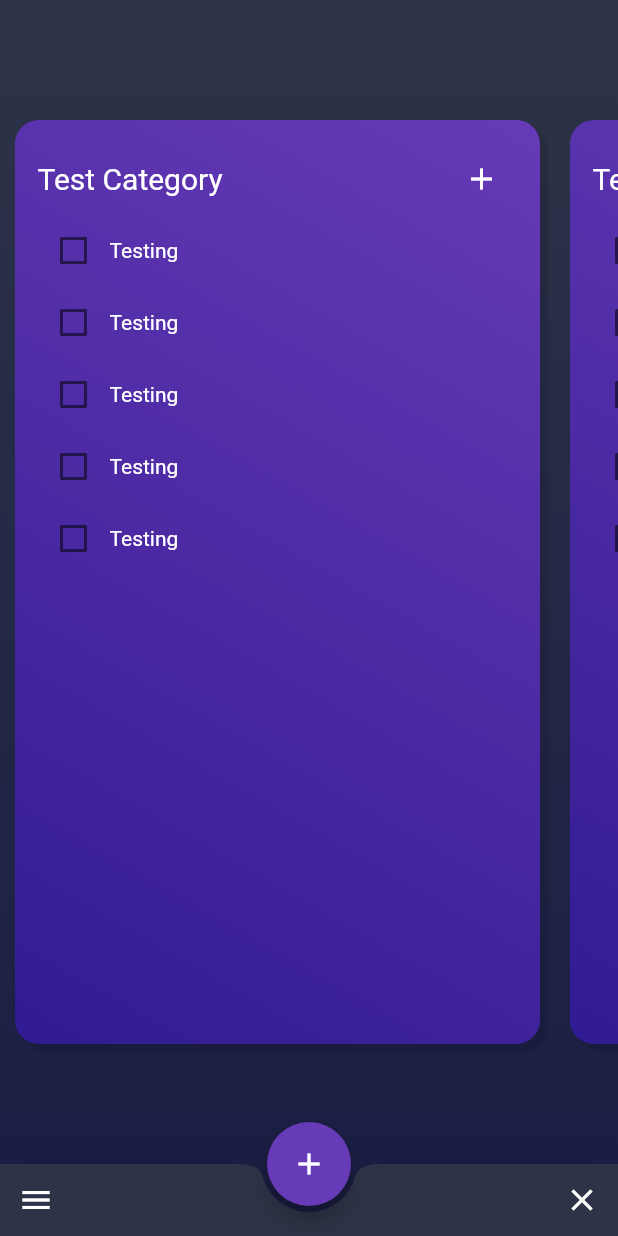
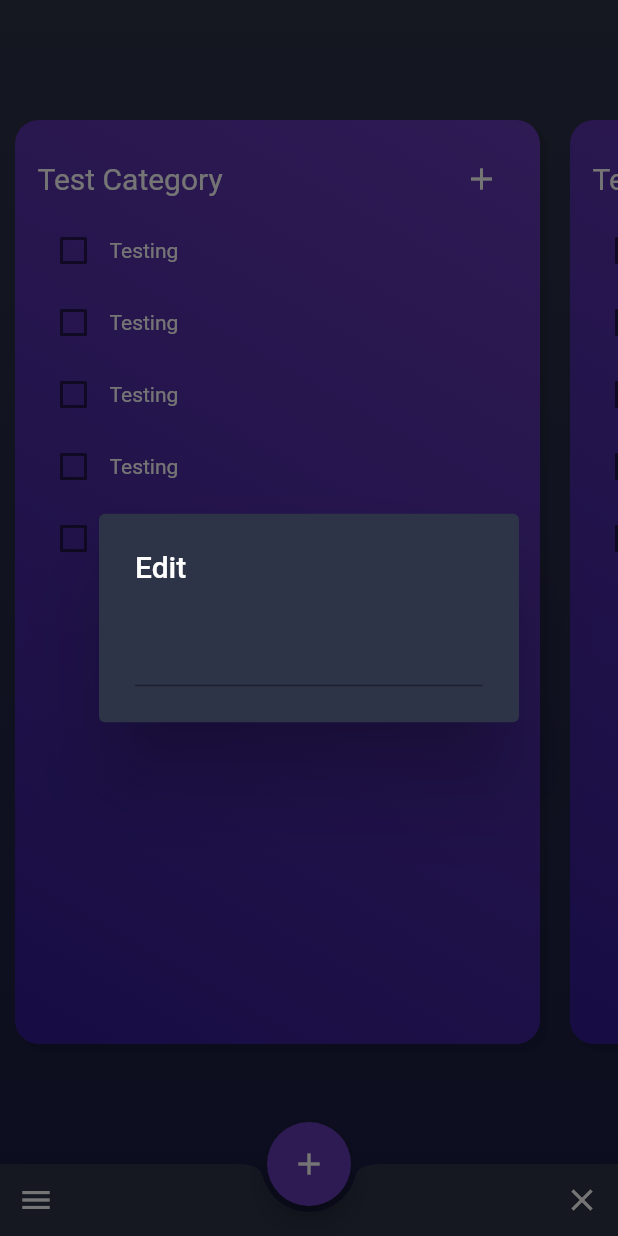
Before and after one commit to erikstacy/Habits, a Flutter app: the screen it shows after launch, after a tap on the "add" icon, on a phone screen of 412 x 824 dp. Run offline on Flutter 3.47's test engine with Material 2 defaults, Android fonts, the phone set to English and light mode, and no system bars.

```diff
--- a/lib/screens/home.dart
+++ b/lib/screens/home.dart
@@ -68,7 +68,28 @@ class _HomePageState extends State<HomePage> {
                             Icons.add,
                             color: Colors.white,
                           ),
-                          onPressed: () {},
+                          onPressed: () async {
+                            await showDialog(
+                              context: context,
+                              builder: (context) {
+                                return AlertDialog(
+                                  backgroundColor: Color(0xFF2d3447),
+                                  title: Text(
+                                    'Edit',
+                                    style: TextStyle(
+                                      color: Colors.white,
+                                    ),
+                                  ),
+                                  content: TextField(
+                                    maxLines: null,
+                                    style: TextStyle(
+                                      color: Colors.white,
+                                    ),
+                                  ),
+                                );
+                              },
+                            );
+                          },
                         ),
                       ],
                     ),
@@ -153,7 +174,8 @@ class _HomePageState extends State<HomePage> {
         child: Icon(
           Icons.add,
         ),
-        onPressed: () {},
+        onPressed: () {
+        },
       ),
     );
   }
```
